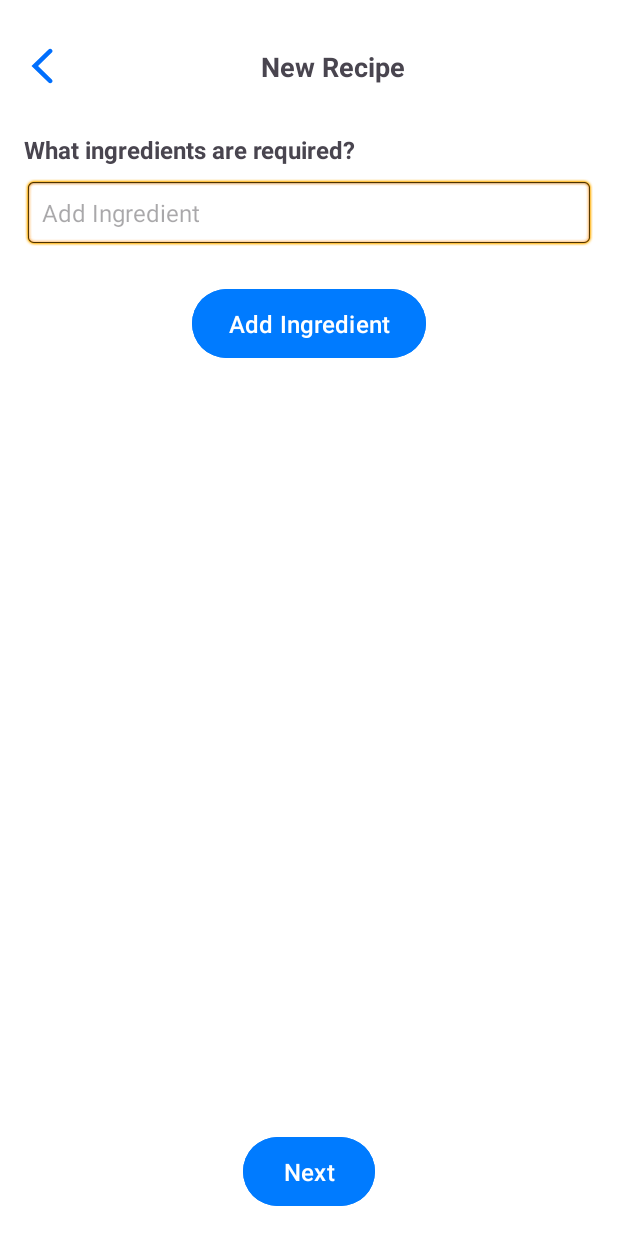
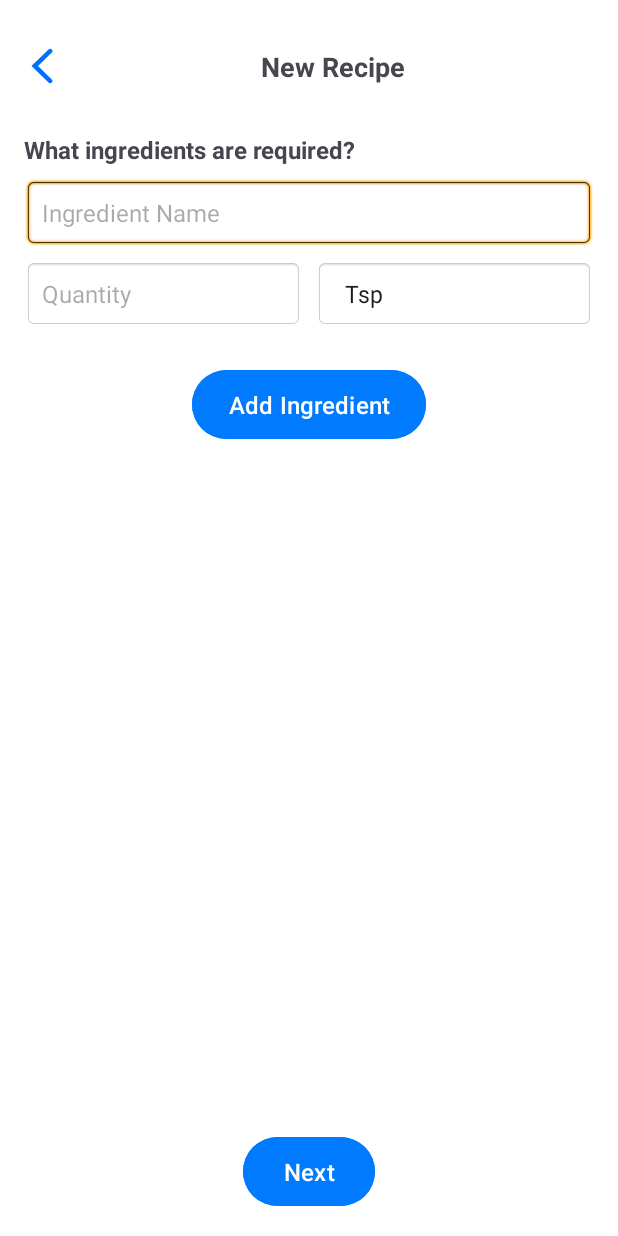
Before and after one commit to VoxanyNet/BestRecipeApp, an Android app: the AddIngredients screen opened directly, with no data from a screen before it, after a tap on "Add Ingredient", on a phone screen of 412 x 824 dp. Run offline under Robolectric (Android 15) with nearby library versions, the phone set to English and light mode, and no system bars; Roboto replaces fonts that are not available here.

Commit message:
Ingredient unit of measure functionality
Added functionality for units of measure on AddIngredients activity

```diff
--- a/app/src/main/java/bestteam/bestrecipeapp/AddIngredients.java
+++ b/app/src/main/java/bestteam/bestrecipeapp/AddIngredients.java
@@ -5,9 +5,11 @@ import android.os.Bundle;
 import android.text.TextUtils;
 import android.view.LayoutInflater;
 import android.view.View;
+import android.widget.ArrayAdapter;
 import android.widget.Button;
 import android.widget.EditText;
 import android.widget.LinearLayout;
+import android.widget.Spinner;
 import android.widget.TextView;
 import android.widget.Toast;
 
@@ -17,7 +19,8 @@ import java.util.ArrayList;
 
 public class AddIngredients extends AppCompatActivity {
 
-    private EditText etAddIngredients;
+    private EditText etAddIngredients, etQuantity;
+    private Spinner spinnerUnit;
     private LinearLayout ingredientsListLayout;
     private Button addIngredientButton, btnNext;
 
@@ -30,12 +33,20 @@ public class AddIngredients extends AppCompatActivity {
         setContentView(R.layout.activity_new_recipe_ingredients);
 
         etAddIngredients = findViewById(R.id.etAddIngredients);
+        etQuantity = findViewById(R.id.etQuantity);
+        spinnerUnit = findViewById(R.id.spinnerUnit);
         ingredientsListLayout = findViewById(R.id.ingredientsListLayout);
         addIngredientButton = findViewById(R.id.addIngredientButton);
         btnNext = findViewById(R.id.btnNext);
 
         // Initialize the ingredients list
         ingredientsList = new ArrayList<>();
+
+        // Initialize the spinner with unit options
+        ArrayAdapter<CharSequence> adapter = ArrayAdapter.createFromResource(this,
+                R.array.units_array, android.R.layout.simple_spinner_item);
+        adapter.setDropDownViewResource(android.R.layout.simple_spinner_dropdown_item);
+        spinnerUnit.setAdapter(adapter);
 
         addIngredientButton.setOnClickListener(new View.OnClickListener() {
             @Override
@@ -54,19 +65,27 @@ public class AddIngredients extends AppCompatActivity {
 
     private void addIngredient() {
         String ingredientText = etAddIngredients.getText().toString();
-        if (!TextUtils.isEmpty(ingredientText)) {
-            // Add ingredient to the list
-            ingredientsList.add(ingredientText);
+        String quantityText = etQuantity.getText().toString();
+        String unitText = spinnerUnit.getSelectedItem().toString();
+
+        if (!TextUtils.isEmpty(ingredientText) && !TextUtils.isEmpty(quantityText)) {
+            // Format the ingredient information with quantity and unit
+            String fullIngredientText = quantityText + " " + unitText + " " + ingredientText;
+
+            // Add full ingredient text to the list
+            ingredientsList.add(fullIngredientText);
 
             // Inflate and add the view to the layout
             View ingredientView = LayoutInflater.from(this).inflate(R.layout.ingredient_item, ingredientsListLayout, false);
             TextView tvIngredientName = ingredientView.findViewById(R.id.tvIngredientName);
-            tvIngredientName.setText(ingredientText);
+            tvIngredientName.setText(fullIngredientText);
 
             ingredientsListLayout.addView(ingredientView);
             etAddIngredients.setText("");
+            etQuantity.setText("");
+            spinnerUnit.setSelection(0);
         } else {
-            Toast.makeText(this, "Please enter an ingredient", Toast.LENGTH_SHORT).show();
+            Toast.makeText(this, "Please enter all fields: ingredient, quantity, and unit", Toast.LENGTH_SHORT).show();
         }
     }
 
--- a/app/src/main/res/layout/activity_new_recipe_ingredients.xml
+++ b/app/src/main/res/layout/activity_new_recipe_ingredients.xml
@@ -43,12 +43,12 @@
             app:layout_constraintStart_toStartOf="parent"
             android:layout_marginTop="32dp" />
 
-    <!-- Add Ingredients Input -->
+    <!-- Add Ingredient Input -->
     <EditText
             android:id="@+id/etAddIngredients"
             android:layout_width="0dp"
             android:layout_height="wrap_content"
-            android:hint="Add Ingredient"
+            android:hint="Ingredient Name"
             android:background="@android:drawable/editbox_background"
             android:padding="12dp"
             android:textSize="16sp"
@@ -57,6 +57,34 @@
             app:layout_constraintStart_toStartOf="parent"
             app:layout_constraintEnd_toEndOf="parent"
             android:layout_marginTop="8dp" />
+
+    <!-- Quantity Input -->
+    <EditText
+            android:id="@+id/etQuantity"
+            android:layout_width="0dp"
+            android:layout_height="wrap_content"
+            android:hint="Quantity"
+            android:background="@android:drawable/editbox_background"
+            android:padding="12dp"
+            android:textSize="16sp"
+            android:inputType="numberDecimal"
+            app:layout_constraintTop_toBottomOf="@id/etAddIngredients"
+            app:layout_constraintStart_toStartOf="parent"
+            app:layout_constraintEnd_toStartOf="@id/spinnerUnit"
+            android:layout_marginTop="8dp" />
+
+    <!-- Unit of Measure Spinner -->
+    <Spinner
+            android:id="@+id/spinnerUnit"
+            android:layout_width="0dp"
+            android:layout_height="wrap_content"
+            android:background="@android:drawable/editbox_background"
+            android:padding="12dp"
+            app:layout_constraintTop_toBottomOf="@id/etAddIngredients"
+            app:layout_constraintStart_toEndOf="@id/etQuantity"
+            app:layout_constraintEnd_toEndOf="parent"
+            android:layout_marginTop="8dp"
+            android:layout_marginStart="8dp" />
 
     <!-- Add Ingredient Button -->
     <Button
@@ -69,7 +97,7 @@
             android:textColor="#FFFFFF"
             android:paddingHorizontal="24dp"
             android:paddingVertical="12dp"
-            app:layout_constraintTop_toBottomOf="@id/etAddIngredients"
+            app:layout_constraintTop_toBottomOf="@id/spinnerUnit"
             app:layout_constraintStart_toStartOf="parent"
             app:layout_constraintEnd_toEndOf="parent"
             android:layout_marginTop="24dp" />
@@ -82,8 +110,7 @@
             android:orientation="vertical"
             app:layout_constraintTop_toBottomOf="@+id/addIngredientButton"
             app:layout_constraintStart_toStartOf="parent"
-            app:layout_constraintEnd_toEndOf="parent"
-    />
+            app:layout_constraintEnd_toEndOf="parent" />
 
     <!-- Next Button -->
     <Button
--- /dev/null
+++ b/app/src/main/res/values/unit_values.xml
@@ -0,0 +1,10 @@
+<resources>
+    <string-array name="units_array">
+        <item>Tsp</item>
+        <item>Tbsp</item>
+        <item>Cups</item>
+        <item>Grams</item>
+        <item>Ounces</item>
+        <item>Pounds</item>
+    </string-array>
+</resources>
```
